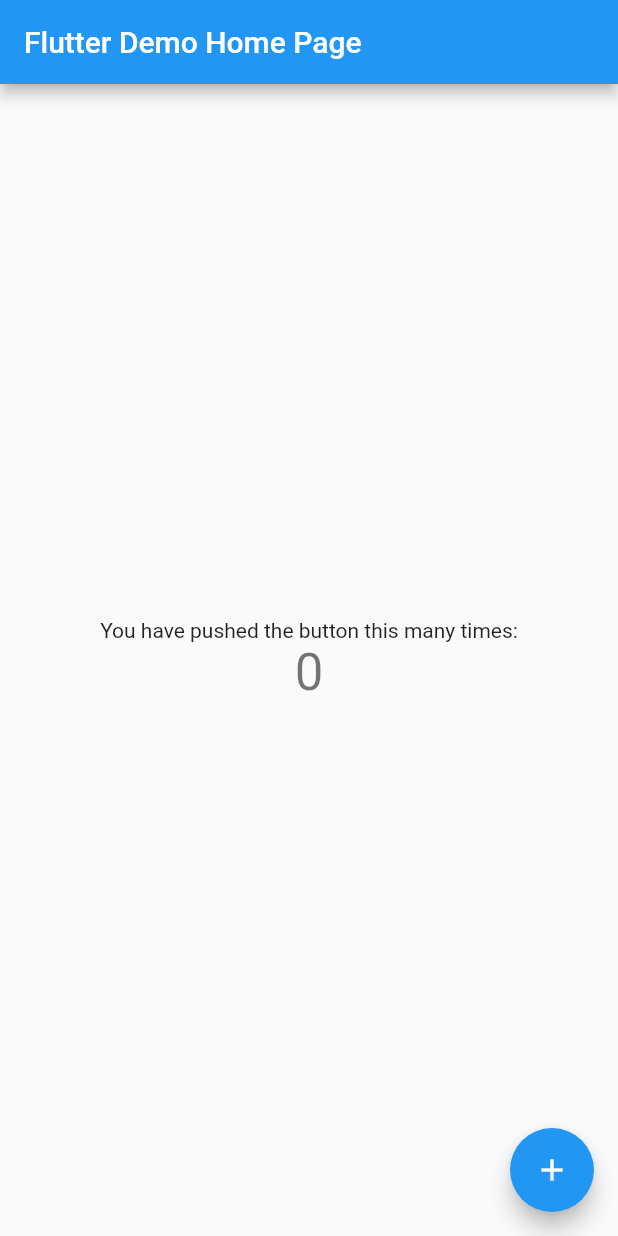
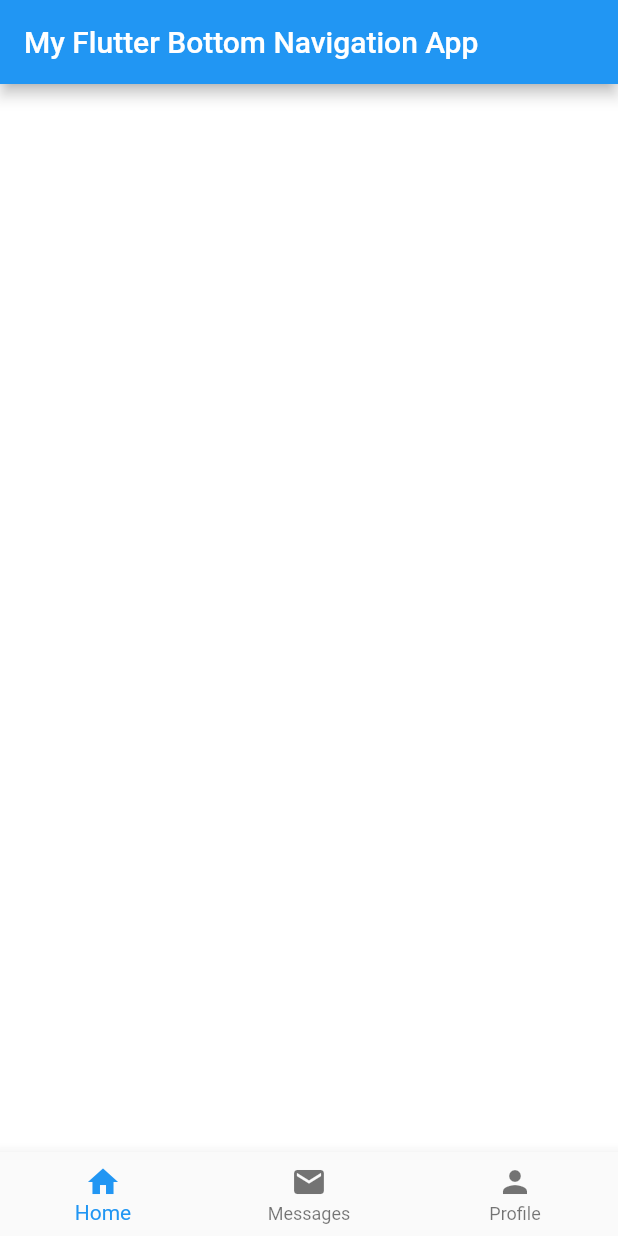
Before and after one commit to ruk91/flutter-test, a Flutter app: the screen it shows after launch, on a phone screen of 412 x 824 dp. Run offline on Flutter 3.47's test engine with Material 2 defaults, Android fonts, the phone set to English and light mode, and no system bars.

Commit message:
Add bottom navigation demo ✨

```diff
--- /dev/null
+++ b/lib/home.dart
@@ -0,0 +1,54 @@
+import 'package:flutter/material.dart';
+import 'placeholder_widget.dart';
+
+class Home extends StatefulWidget {
+
+  @override
+  State<StatefulWidget> createState() {
+    return _HomeState();
+  }
+}
+
+class _HomeState extends State<Home> {
+
+  int _currentIndex = 0;
+  final List<Widget> _children = [
+    PlaceholderWidget(Colors.white),
+    PlaceholderWidget(Colors.deepOrange),
+    PlaceholderWidget(Colors.green)
+  ];
+
+ @override
+ Widget build(BuildContext context) {
+   return Scaffold(
+     appBar: AppBar(
+       title: Text('My Flutter Bottom Navigation App'),
+     ),
+     body: _children[_currentIndex],
+     bottomNavigationBar: BottomNavigationBar(
+       onTap: onTabTapped,
+       currentIndex: _currentIndex,
+       items: [
+         new BottomNavigationBarItem(
+           icon: Icon(Icons.home),
+           title: Text('Home'),
+         ),
+         new BottomNavigationBarItem(
+           icon: Icon(Icons.mail),
+           title: Text('Messages'),
+         ),
+         new BottomNavigationBarItem(
+           icon: Icon(Icons.person),
+           title: Text('Profile')
+         )
+       ],
+     ),
+   );
+ }
+
+ void onTabTapped(int index) {
+   setState(() {
+     _currentIndex = index;
+   });
+ }
+}
--- a/lib/main.dart
+++ b/lib/main.dart
@@ -1,8 +1,7 @@
 import 'package:flutter/material.dart';
+import 'package:flutter_r_and_d/home.dart';
 
-void main() {
-  runApp(MyApp());
-}
+void main() => runApp(MyApp());
 
 class MyApp extends StatelessWidget {
   // This widget is the root of your application.
@@ -10,104 +9,9 @@
   Widget build(BuildContext context) {
     return MaterialApp(
       title: 'Flutter Demo',
-      theme: ThemeData(
-        // This is the theme of your application.
-        //
-        // Try running your application with "flutter run". You'll see the
-        // application has a blue toolbar. Then, without quitting the app, try
-        // changing the primarySwatch below to Colors.green and then invoke
-        // "hot reload" (press "r" in the console where you ran "flutter run",
-        // or simply save your changes to "hot reload" in a Flutter IDE).
-        // Notice that the counter didn't reset back to zero; the application
-        // is not restarted.
-        primarySwatch: Colors.blue,
-      ),
-      home: MyHomePage(title: 'Flutter Demo Home Page'),
+      // theme: ThemeData(
+      home: Home(),
+      // )
     );
   }
 }
-
-class MyHomePage extends StatefulWidget {
-  MyHomePage({Key key, this.title}) : super(key: key);
-
-  // This widget is the home page of your application. It is stateful, meaning
-  // that it has a State object (defined below) that contains fields that affect
-  // how it looks.
-
-  // This class is the configuration for the state. It holds the values (in this
-  // case the title) provided by the parent (in this case the App widget) and
-  // used by the build method of the State. Fields in a Widget subclass are
-  // always marked "final".
-
-  final String title;
-
-  @override
-  _MyHomePageState createState() => _MyHomePageState();
-}
-
-class _MyHomePageState extends State<MyHomePage> {
-  int _counter = 0;
-
-  void _incrementCounter() {
-    setState(() {
-      // This call to setState tells the Flutter framework that something has
-      // changed in this State, which causes it to rerun the build method below
-      // so that the display can reflect the updated values. If we changed
-      // _counter without calling setState(), then the build method would not be
-      // called again, and so nothing would appear to happen.
-      _counter++;
-    });
-  }
-
-  @override
-  Widget build(BuildContext context) {
-    // This method is rerun every time setState is called, for instance as done
-    // by the _incrementCounter method above.
-    //
-    // The Flutter framework has been optimized to make rerunning build methods
-    // fast, so that you can just rebuild anything that needs updating rather
-    // than having to individually change instances of widgets.
-    return Scaffold(
-      appBar: AppBar(
-        // Here we take the value from the MyHomePage object that was created by
-        // the App.build method, and use it to set our appbar title.
-        title: Text(widget.title),
-      ),
-      body: Center(
-        // Center is a layout widget. It takes a single child and positions it
-        // in the middle of the parent.
-        child: Column(
-          // Column is also a layout widget. It takes a list of children and
-          // arranges them vertically. By default, it sizes itself to fit its
-          // children horizontally, and tries to be as tall as its parent.
-          //
-          // Invoke "debug painting" (press "p" in the console, choose the
-          // "Toggle Debug Paint" action from the Flutter Inspector in Android
-          // Studio, or the "Toggle Debug Paint" command in Visual Studio Code)
-          // to see the wireframe for each widget.
-          //
-          // Column has various properties to control how it sizes itself and
-          // how it positions its children. Here we use mainAxisAlignment to
-          // center the children vertically; the main axis here is the vertical
-          // axis because Columns are vertical (the cross axis would be
-          // horizontal).
-          mainAxisAlignment: MainAxisAlignment.center,
-          children: <Widget>[
-            Text(
-              'You have pushed the button this many times:',
-            ),
-            Text(
-              '$_counter',
-              style: Theme.of(context).textTheme.headline4,
-            ),
-          ],
-        ),
-      ),
-      floatingActionButton: FloatingActionButton(
-        onPressed: _incrementCounter,
-        tooltip: 'Increment',
-        child: Icon(Icons.add),
-      ), // This trailing comma makes auto-formatting nicer for build methods.
-    );
-  }
-}
--- /dev/null
+++ b/lib/placeholder_widget.dart
@@ -0,0 +1,14 @@
+import 'package:flutter/material.dart';
+
+class PlaceholderWidget extends StatelessWidget {
+ final Color color;
+
+ PlaceholderWidget(this.color);
+
+ @override
+ Widget build(BuildContext context) {
+   return Container(
+     color: color,
+   );
+ }
+}
```
